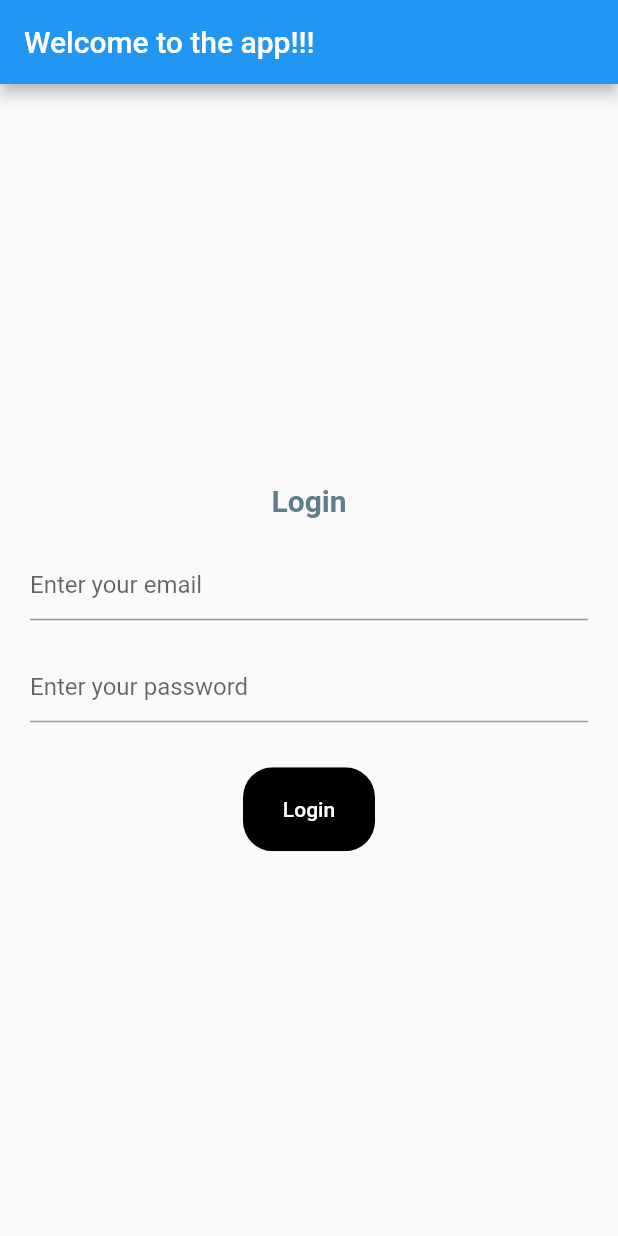
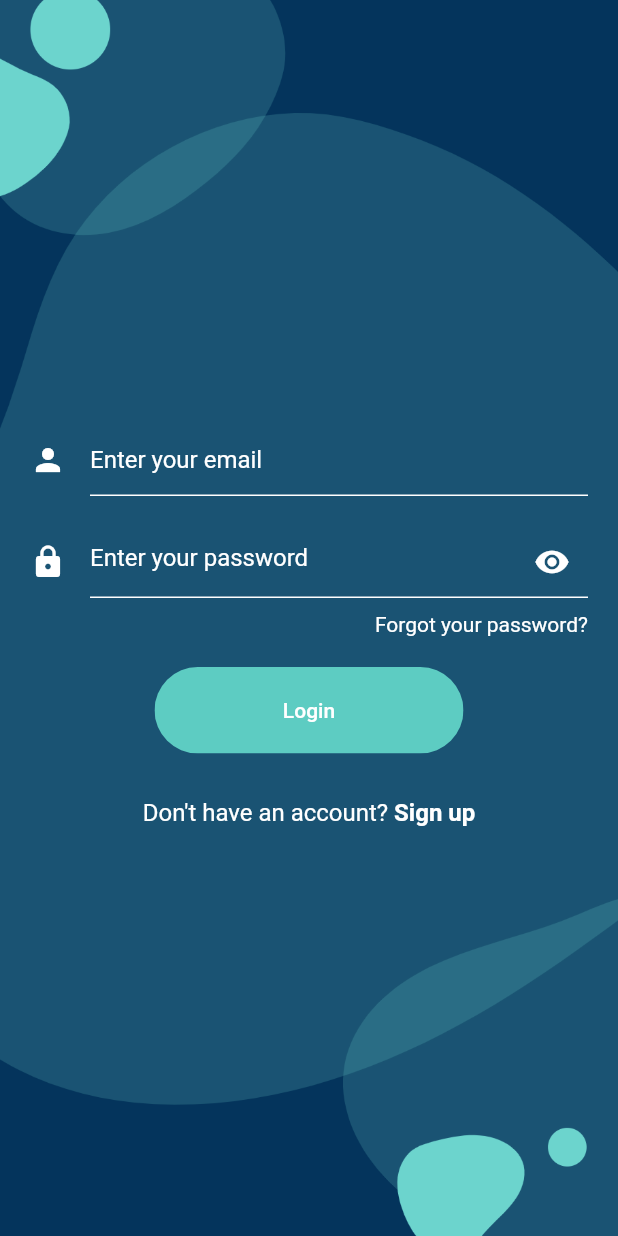
Before and after one commit to himanshudhiman1997/Flutter-Cutter, a Flutter app: the screen it shows after launch, on a phone screen of 412 x 824 dp. Run offline on Flutter 3.47's test engine with Material 2 defaults, Android fonts, the phone set to English and light mode, and no system bars.

Commit message:
login ui done

```diff
--- a/lib/login.dart
+++ b/lib/login.dart
@@ -1,7 +1,6 @@
 import 'dart:ui';
 
 import 'package:flutter/material.dart';
-import 'package:flutter/services.dart';
 
 class LoginPage extends StatefulWidget {
   @override
@@ -14,33 +13,40 @@ class _LoginPageState extends State<LoginPage> {
     Size screenSize = MediaQuery.of(context).size;
 
     return Scaffold(
-      appBar: AppBar(
-        title: Text('Welcome to the app!!!'),
+        body: SafeArea(
+      child: Container(
+          decoration: BoxDecoration(
+            image: DecorationImage(
+                image: AssetImage('assets/images/back.png'), fit: BoxFit.cover),
+            color: Colors.red,
           ),
-      body: Container(
           child: Column(
             mainAxisAlignment: MainAxisAlignment.center,
             children: <Widget>[
-          SizedBox(height: 10),
-          Text(
-            'Login',
-            style: TextStyle(
-                color: Colors.blueGrey,
-                fontSize: 20,
-                fontWeight: FontWeight.bold),
-            textAlign: TextAlign.center,
-          ),
               Padding(
-            padding: EdgeInsets.only(top: 20),
-          ),
-          Row(
+                padding: EdgeInsets.only(top: 40),
+                child: Row(
                   children: <Widget>[
                     Padding(
                       padding: EdgeInsets.only(left: 20),
                     ),
                     Flexible(
                       child: TextField(
-                  decoration: InputDecoration(hintText: 'Enter your email'),
+                        style: TextStyle(color: Colors.white),
+                        decoration: InputDecoration(
+                          hintStyle: TextStyle(color: Colors.white),
+                          hintText: 'Enter your email',
+                          icon: Icon(Icons.person, color: Colors.white),
+                          enabledBorder: UnderlineInputBorder(
+                            borderSide: BorderSide(color: Colors.white),
+                          ),
+                          focusedBorder: UnderlineInputBorder(
+                            borderSide: BorderSide(color: Colors.white),
+                          ),
+                          border: UnderlineInputBorder(
+                            borderSide: BorderSide(color: Colors.white),
+                          ),
+                        ),
                       ),
                     ),
                     Padding(
@@ -48,10 +54,10 @@ class _LoginPageState extends State<LoginPage> {
                     )
                   ],
                 ),
+              ),
               Padding(
                 padding: EdgeInsets.only(top: 20),
-          ),
-          Row(
+                child: Row(
                   children: <Widget>[
                     Padding(
                       padding: EdgeInsets.only(left: 20),
@@ -59,7 +65,23 @@ class _LoginPageState extends State<LoginPage> {
                     Flexible(
                       child: TextField(
                         obscureText: true,
-                  decoration: InputDecoration(hintText: 'Enter your password'),
+                        style: TextStyle(color: Colors.white),
+                        decoration: InputDecoration(
+                          hintText: 'Enter your password',
+                          hintStyle: TextStyle(color: Colors.white),
+                          icon: Icon(Icons.lock, color: Colors.white),
+                          suffixIcon:
+                              Icon(Icons.visibility, color: Colors.white),
+                          enabledBorder: UnderlineInputBorder(
+                            borderSide: BorderSide(color: Colors.white),
+                          ),
+                          focusedBorder: UnderlineInputBorder(
+                            borderSide: BorderSide(color: Colors.white),
+                          ),
+                          border: UnderlineInputBorder(
+                            borderSide: BorderSide(color: Colors.white),
+                          ),
+                        ),
                       ),
                     ),
                     Padding(
@@ -67,22 +89,50 @@ class _LoginPageState extends State<LoginPage> {
                     )
                   ],
                 ),
+              ),
+              Container(
+                padding: EdgeInsets.symmetric(vertical: 10, horizontal: 20),
+                width: screenSize.width,
+                child: Text(
+                  'Forgot your password?',
+                  style: TextStyle(color: Colors.white),
+                  textAlign: TextAlign.right,
+                ),
+              ),
               Padding(
-            padding: EdgeInsets.only(top: 30),
+                padding: EdgeInsets.only(top: 10),
               ),
-          ClipRRect(
-            borderRadius: BorderRadius.circular(20),
+              Container(
+                  width: screenSize.width * 0.5,
+                  height: screenSize.width * 0.14,
+                  child: ClipRRect(
+                    borderRadius: BorderRadius.circular(30),
                     child: FlatButton(
-                padding: EdgeInsets.symmetric(vertical: 20, horizontal: 20),
-                color: Colors.black,
+                        padding: EdgeInsets.symmetric(horizontal: 20),
+                        color: Color(0xFF5DCCC2),
                         onPressed: () {},
                         child: Text(
                           'Login',
                           style: TextStyle(color: Colors.white),
                         )),
-          )
+                  )),
+              Padding(
+                padding: EdgeInsets.symmetric(vertical: 30),
+                child: Row(
+                  mainAxisAlignment: MainAxisAlignment.center,
+                  children: <Widget>[
+                    Text('Don\'t have an account? ',
+                        style: TextStyle(color: Colors.white, fontSize: 16)),
+                    Text('Sign up',
+                        style: TextStyle(
+                            color: Colors.white,
+                            fontSize: 16,
+                            fontWeight: FontWeight.bold))
+                  ],
+                ),
+              ),
             ],
           )),
-    );
+    ));
   }
 }
--- a/lib/main.dart
+++ b/lib/main.dart
@@ -1,4 +1,5 @@
 import 'package:flutter/material.dart';
+import 'package:flutter/services.dart';
 import 'package:flutter_cutter/login.dart';
 
 void main() {
@@ -9,7 +10,10 @@ class MyApp extends StatelessWidget {
   // This widget is the root of your application.
   @override
   Widget build(BuildContext context) {
+    SystemChrome.setSystemUIOverlayStyle(
+        SystemUiOverlayStyle(statusBarColor: Color(0xFF5DCCC2)));
     return MaterialApp(
+      debugShowCheckedModeBanner: false,
       title: 'Flutter Cutter',
       theme: ThemeData(
         primarySwatch: Colors.blue,
--- a/pubspec.yaml
+++ b/pubspec.yaml
@@ -45,10 +45,8 @@ flutter:
   uses-material-design: true
 
   # To add assets to your application, add an assets section, like this:
-  # assets:
-  #   - images/a_dot_burr.jpeg
-  #   - images/a_dot_ham.jpeg
-
+  assets:
+    - assets/images/
   # An image asset can refer to one or more resolution-specific "variants", see
   # https://flutter.dev/assets-and-images/#resolution-aware.
 
```
Also changed, not shown: lib/signup.dart (added, +148 -0 lines), assets/images/back.png (added). Lines whose indentation alone changed are shown as unchanged.
